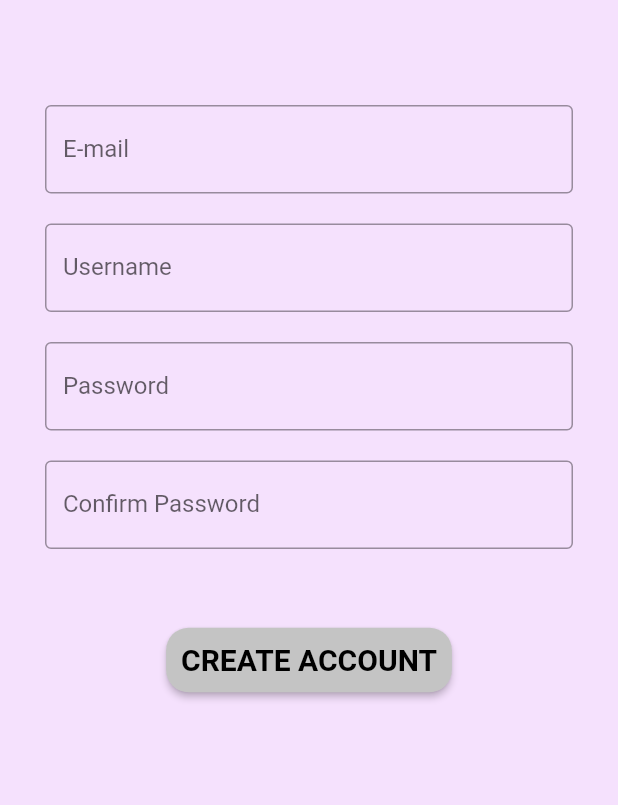
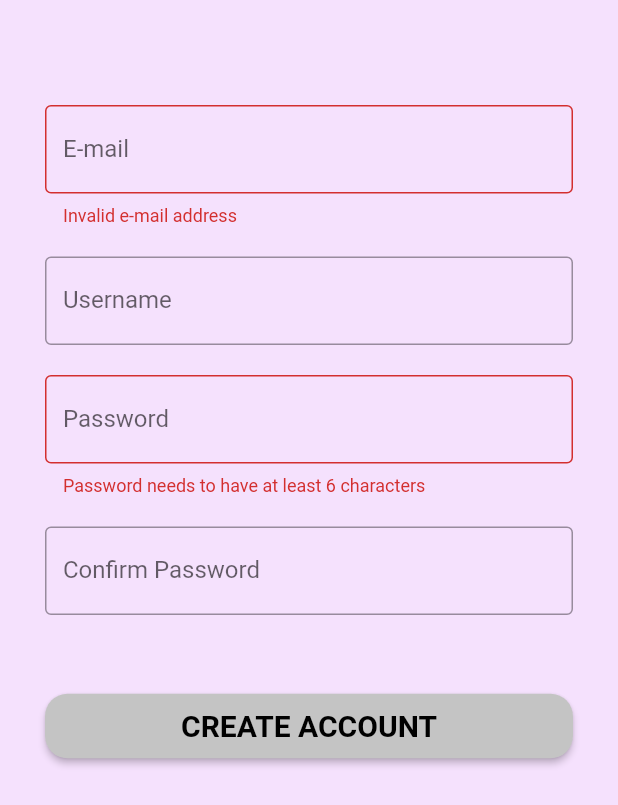
Before and after one commit to nathanjulian/bptest_app, a Flutter app: the SignUpScreen screen opened by its route, after a tap on "CREATE ACCOUNT", on a phone screen of 412 x 824 dp. Shown: the top 805 px of the screen. Run offline on Flutter 3.47's test engine with Material 2 defaults, Android fonts, the phone set to English and light mode, and no system bars; our stand-ins replace firebase_auth; accounts and stored records are empty.

Commit message:
added validators

```diff
--- a/lib/screens/signup_screen.dart
+++ b/lib/screens/signup_screen.dart
@@ -15,6 +15,7 @@ class _SignUpScreenState extends State<SignUpScreen> {
   String confirmPassword = '';
 
   final AuthService _auth = AuthService();
+  final _formKey = GlobalKey<FormState>();
 
   @override
   Widget build(BuildContext context) {
@@ -22,9 +23,11 @@ class _SignUpScreenState extends State<SignUpScreen> {
       body: Padding(
         padding: const EdgeInsets.symmetric(vertical: 70.0, horizontal: 30.0),
         child: Form(
-          child: Column(
+          key: _formKey,
+          child: ListView(
             children: [
               TextFormField(
+                validator: (val) => val.isEmpty ? 'Invalid e-mail address' : null ,
                 decoration: InputDecoration(
                   border: OutlineInputBorder(),
                   labelText: 'E-mail',
@@ -45,6 +48,7 @@ class _SignUpScreenState extends State<SignUpScreen> {
               ),
               SizedBox(height: 20.0),
               TextFormField(
+                validator: (val) => val.length < 6 ? 'Password needs to have at least 6 characters' : null ,
                 obscureText: true,
                 decoration: InputDecoration(
                   border: OutlineInputBorder(),
@@ -56,6 +60,7 @@ class _SignUpScreenState extends State<SignUpScreen> {
               ),
               SizedBox(height: 20.0),
               TextFormField(
+                validator: (val) => val != password ? 'Passwords do not match' : null ,
                 obscureText: true,
                 decoration: InputDecoration(
                   border: OutlineInputBorder(),
@@ -68,7 +73,12 @@ class _SignUpScreenState extends State<SignUpScreen> {
               SizedBox(height: 50.0),
               PageButton(
                 text: 'CREATE ACCOUNT',
-                press: () {},
+                press: () {
+                  if(_formKey.currentState.validate()) {
+                    print(email);
+                    print(password);
+                  }
+                },
               ),
             ],
           ),
```
